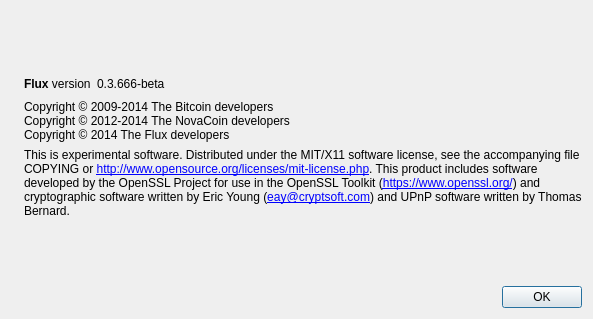
CryptoBackroom/Backup, file src/qt/forms/aboutdialog.ui: the form before one commit.
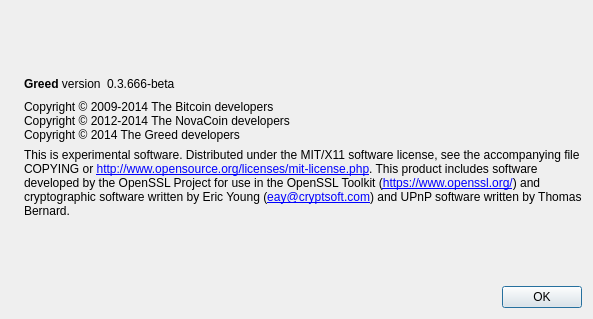
The form after the commit. Icons and pictures are not drawn.

Commit message: greed rebrand (in-files)

The edit to the form file:
```diff
--- a/src/qt/forms/aboutdialog.ui
+++ b/src/qt/forms/aboutdialog.ui
@@ -50,7 +50,7 @@
           <cursorShape>IBeamCursor</cursorShape>
          </property>
          <property name="text">
-          <string>&lt;b&gt;Flux&lt;/b&gt; version</string>
+          <string>&lt;b&gt;Greed&lt;/b&gt; version</string>
          </property>
          <property name="textInteractionFlags">
           <set>Qt::LinksAccessibleByMouse|Qt::TextSelectableByKeyboard|Qt::TextSelectableByMouse</set>
@@ -93,7 +93,7 @@
        <property name="text">
         <string>Copyright © 2009-2014 The Bitcoin developers
 Copyright © 2012-2014 The NovaCoin developers
-Copyright © 2014 The Flux developers</string>
+Copyright © 2014 The Greed developers</string>
        </property>
        <property name="textInteractionFlags">
         <set>Qt::LinksAccessibleByMouse|Qt::TextSelectableByKeyboard|Qt::TextSelectableByMouse</set>
```
Left out of the diff: 2 changed lines with no effect on the pictures. The commit also changes 158 other files.
